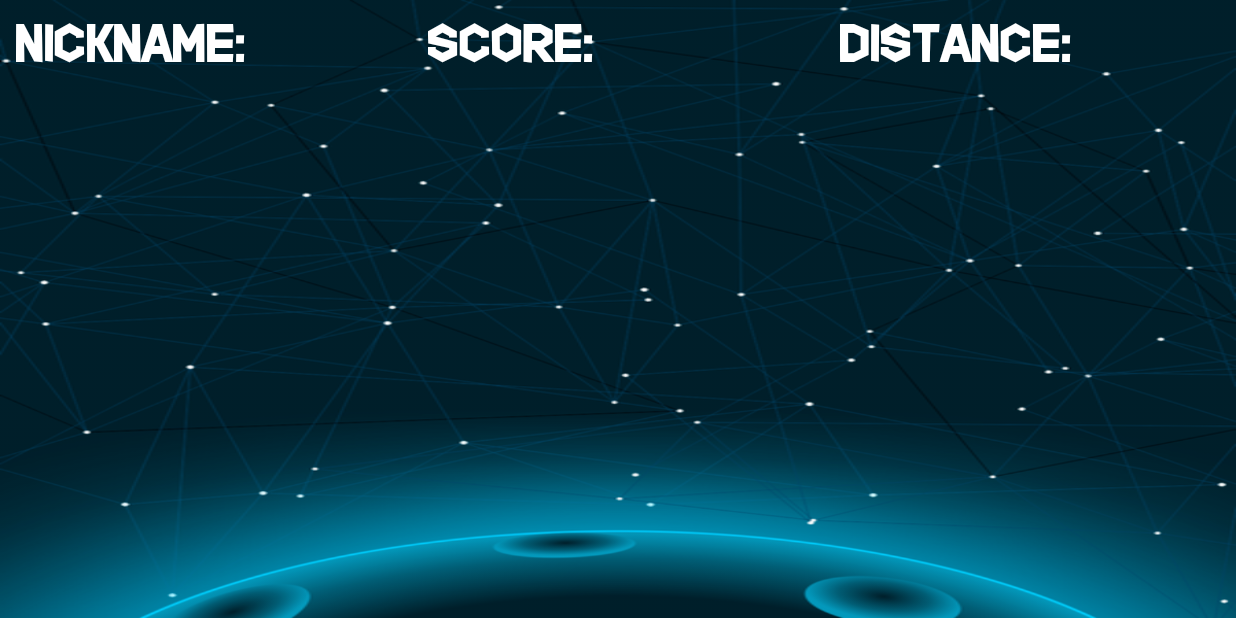
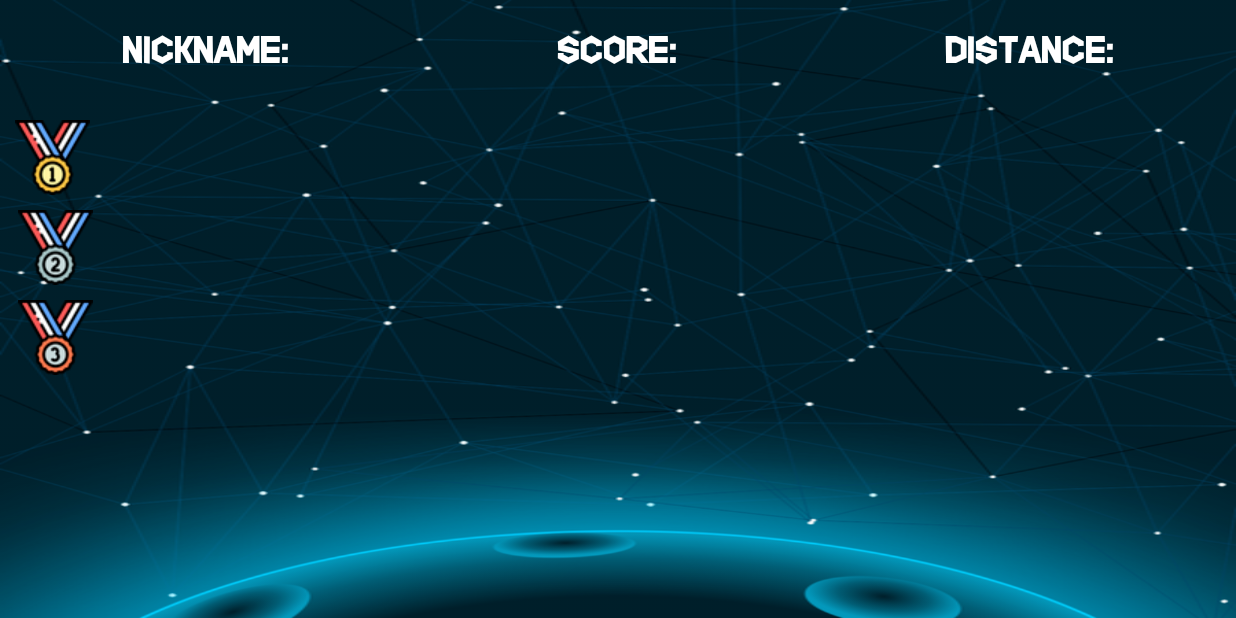
Before and after one commit to amitay1993/AndroidProject, an Android app: the ScoreListView screen opened directly, with no data from a screen before it, on a phone screen of 824 x 412 dp (held sideways). Run offline under Robolectric (Android 15) with nearby library versions, the phone set to English and light mode, and no system bars.

Commit message:
updated scoreboard

```diff
--- a/app/src/main/java/com/example/androidgameproject/ScoreListView.java
+++ b/app/src/main/java/com/example/androidgameproject/ScoreListView.java
@@ -51,6 +51,4 @@ public class ScoreListView extends AppCompatActivity {
         CustomAdapter customAdapter = new CustomAdapter(users,this);
         listView.setAdapter(customAdapter);
     }
-
-
 }
--- a/app/src/main/java/com/example/androidgameproject/Tutorial.java
+++ b/app/src/main/java/com/example/androidgameproject/Tutorial.java
@@ -167,4 +167,5 @@ public class Tutorial extends AppCompatActivity {
 //        this.fingerLayout.setVisibility(View.GONE);
 //        this.game.requestLayout();
 //    }
+
 }
--- a/app/src/main/res/layout/scores_list_view.xml
+++ b/app/src/main/res/layout/scores_list_view.xml
@@ -1,5 +1,5 @@
 <?xml version="1.0" encoding="utf-8"?>
-<LinearLayout
+<RelativeLayout
     xmlns:android="http://schemas.android.com/apk/res/android"
     android:layout_width="match_parent"
     android:layout_height="match_parent"
@@ -7,55 +7,94 @@
     android:orientation="vertical">
 
 
+
     <LinearLayout
+        android:id="@+id/top_container"
         android:layout_width="match_parent"
         android:layout_height="wrap_content"
         android:orientation="horizontal">
-
         <TextView
+            android:gravity="center"
             android:layout_width="0dp"
             android:layout_height="wrap_content"
             android:layout_weight="1"
             android:text="@string/nickname_tv"
             android:id="@+id/nickname_tv"
-            android:textSize="35sp"
+            android:textSize="25sp"
             android:fontFamily="@font/hippopotamus"
             android:textColor="#fff"
-            android:layout_margin="5dp"
+            android:layout_margin="15dp"
             android:padding="5dp"/>
 
         <TextView
+            android:gravity="center"
             android:layout_width="0dp"
             android:layout_height="wrap_content"
             android:layout_weight="1"
             android:text="@string/score_tv"
             android:id="@+id/score_tv"
-            android:textSize="35sp"
+            android:textSize="25sp"
             android:fontFamily="@font/hippopotamus"
             android:textColor="#fff"
-            android:layout_margin="5dp"
+            android:layout_margin="15dp"
             android:padding="5dp"/>
 
 
         <TextView
+            android:gravity="center"
             android:layout_width="0dp"
             android:layout_height="wrap_content"
             android:layout_weight="1"
             android:text="@string/distance_tv"
-            android:textSize="35sp"
+            android:textSize="25sp"
             android:id="@+id/distance_tv"
             android:fontFamily="@font/hippopotamus"
             android:textColor="#fff"
-            android:layout_margin="5dp"
+            android:layout_margin="15dp"
             android:padding="5dp"/>
 
     </LinearLayout>
 
+    <RelativeLayout
+        android:layout_below="@+id/top_container"
+        android:layout_width="wrap_content"
+        android:layout_height="wrap_content">
+
+        <ImageView
+            android:id="@+id/gold"
+            android:layout_marginTop="12dp"
+            android:layout_marginEnd="12dp"
+            android:layout_marginStart="10dp"
+            android:layout_width="50dp"
+            android:layout_height="50dp"
+            android:src="@drawable/medalgold"/>
+
+        <ImageView
+            android:id="@+id/silver"
+            android:layout_below="@+id/gold"
+            android:layout_marginTop="10dp"
+            android:layout_marginStart="12dp"
+            android:layout_marginEnd="12dp"
+            android:layout_width="50dp"
+            android:layout_height="50dp"
+            android:src="@drawable/medalsilver"/>
+        <ImageView
+            android:layout_below="@+id/silver"
+            android:layout_marginTop="10dp"
+            android:layout_marginStart="12dp"
+            android:layout_marginEnd="12dp"
+            android:layout_width="50dp"
+            android:layout_height="50dp"
+            android:src="@drawable/bronzemedal"/>
+
+
+    </RelativeLayout>
 
     <ListView
+        android:layout_below="@+id/top_container"
         android:layout_width="match_parent"
         android:layout_height="match_parent"
         android:id="@+id/custom_list_view"
         android:layout_margin="5dp" />
 
-</LinearLayout>
+</RelativeLayout>
```
Also changed, not shown: app/src/main/java/com/example/androidgameproject/GameSurfaceTutorial.java (+2 -13 lines), app/src/main/java/com/example/androidgameproject/ImageBitmaps.java (+6 -1 lines), app/src/main/res/layout/customlistview.xml (+28 -16 lines).
